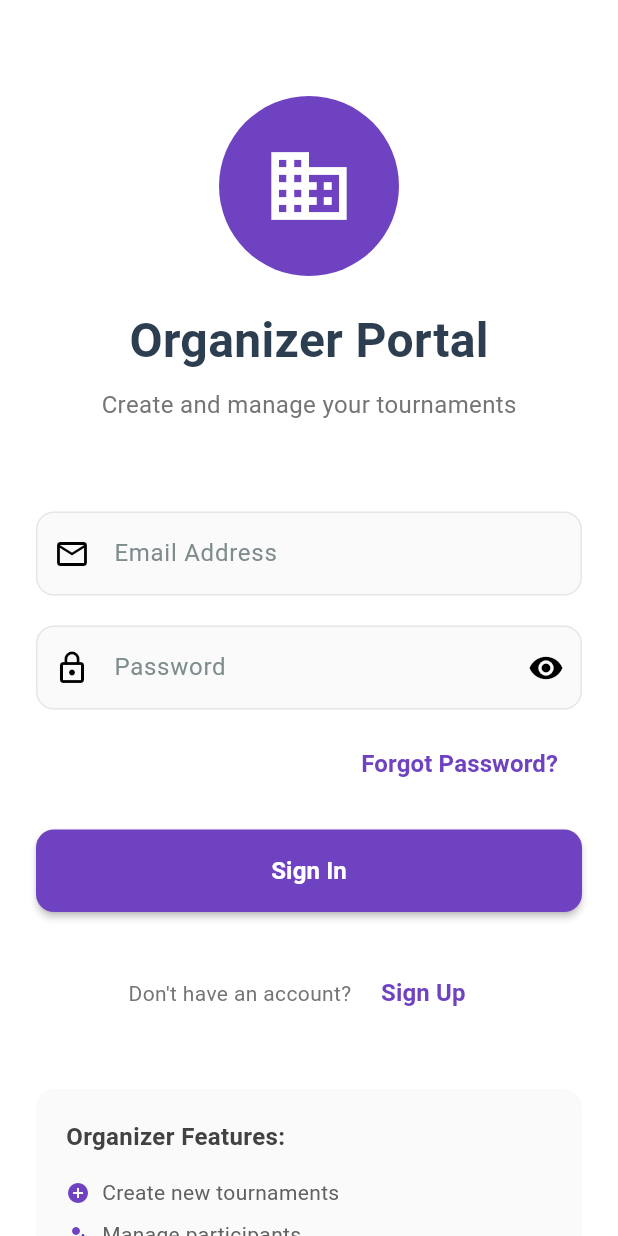
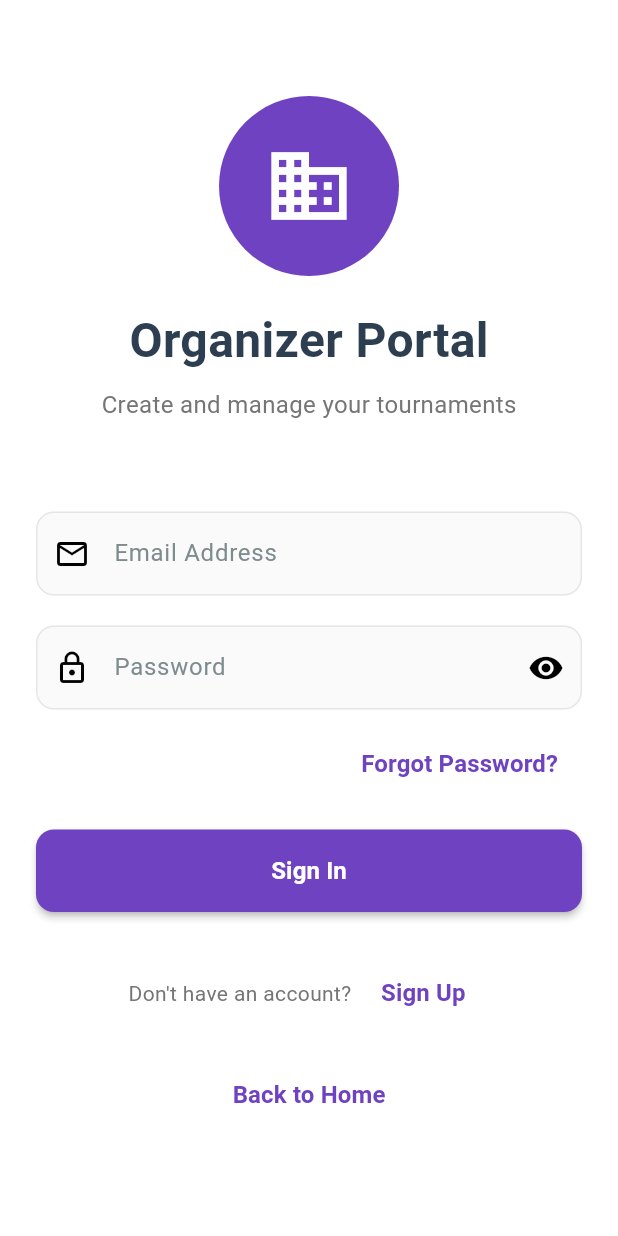
Before and after one commit to gopisankar-id17/vetra--An-digital-tournament-booking-application, a Flutter app: the screen it shows after launch, after a tap on "Organizer Login", on a phone screen of 412 x 824 dp. Run offline on Flutter 3.47's test engine with Material 3 defaults, Android fonts, the phone set to English and light mode, and no system bars; our stand-ins replace carousel_slider, cloud_firestore, firebase_auth, firebase_core, firebase_storage, image_picker and 2 more; accounts and stored records are empty; network calls fail.

```diff
--- a/lib/screens/organizer/organizer_login_page.dart
+++ b/lib/screens/organizer/organizer_login_page.dart
@@ -274,46 +274,26 @@ class _OrganizerLoginPageState extends State<OrganizerLoginPage> {
                   ],
                 ),
 
-                const SizedBox(height: 40),
+                const SizedBox(height: 20),
+
+                // Back to Home Button
+                TextButton(
+                  onPressed: () {
+                    Navigator.pop(context);
+                  },
+                  child: const Text(
+                    'Back to Home',
+                    style: TextStyle(
+                      color: AppTheme.primaryColor,
+                      fontWeight: FontWeight.w600,
+                    ),
+                  ),
+                ),
+
+                const SizedBox(height: 20),
 
                 // Features List
-                Container(
-                  padding: const EdgeInsets.all(20),
-                  decoration: BoxDecoration(
-                    color: Colors.grey[50],
-                    borderRadius: BorderRadius.circular(12),
-                  ),
-                  child: Column(
-                    crossAxisAlignment: CrossAxisAlignment.start,
-                    children: [
-                      Text(
-                        'Organizer Features:',
-                        style: TextStyle(
-                          fontSize: 16,
-                          fontWeight: FontWeight.bold,
-                          color: Colors.grey[800],
-                        ),
-                      ),
-                      const SizedBox(height: 12),
-                      _buildFeatureItem(
-                        Icons.add_circle,
-                        'Create new tournaments',
-                      ),
-                      _buildFeatureItem(
-                        Icons.manage_accounts,
-                        'Manage participants',
-                      ),
-                      _buildFeatureItem(
-                        Icons.analytics,
-                        'View tournament analytics',
-                      ),
-                      _buildFeatureItem(
-                        Icons.payment,
-                        'Handle payments & prizes',
-                      ),
-                    ],
-                  ),
-                ),
+
               ],
             ),
           ),
```
Also changed, not shown: lib/screens/admin/admin_dashboard_screen.dart (+27 -13 lines), lib/screens/admin/admin_login_page.dart (+6 -19 lines), lib/screens/users/user_login_page.dart (+12 -23 lines), pubspec.lock.
